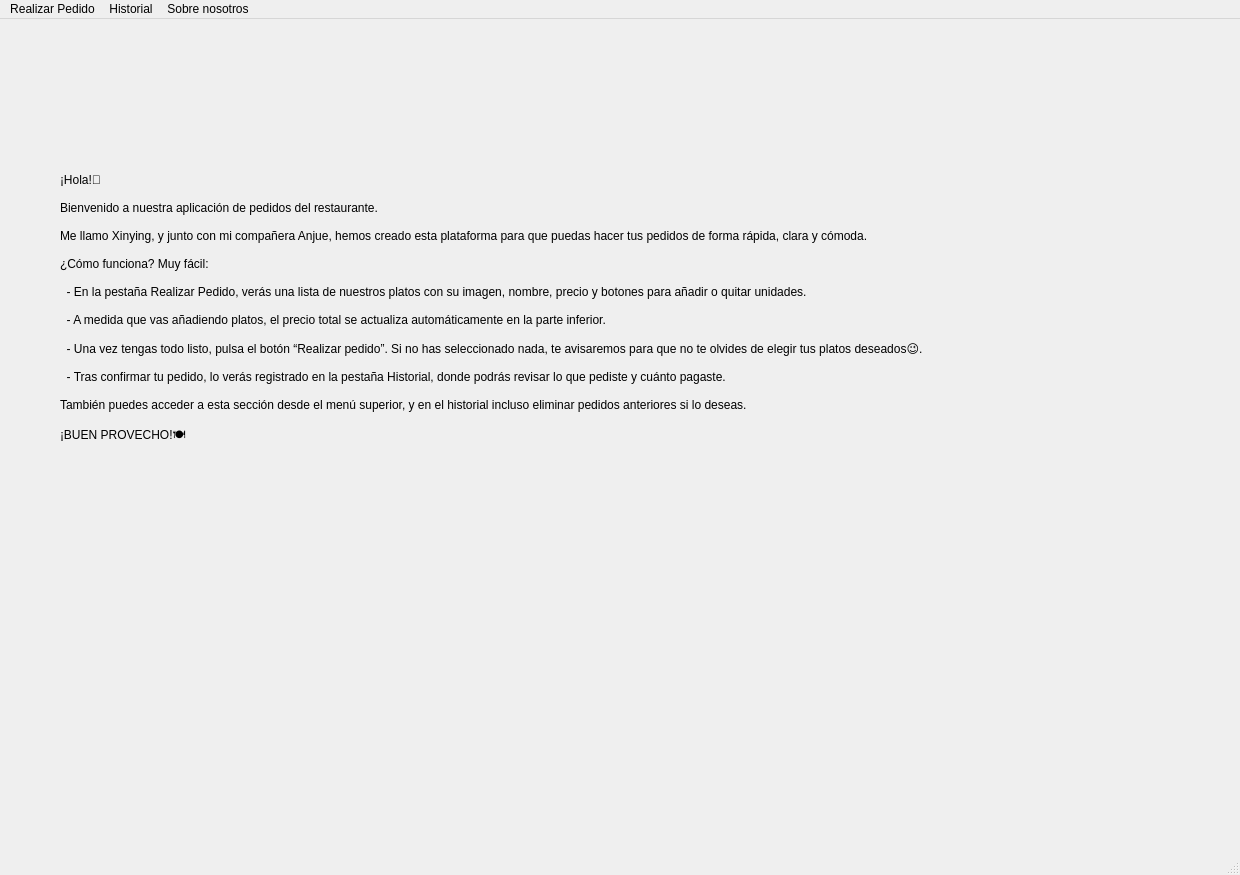
Old version of the form restaurante.ui in the repository xinnyingg/RESTAURANTE.
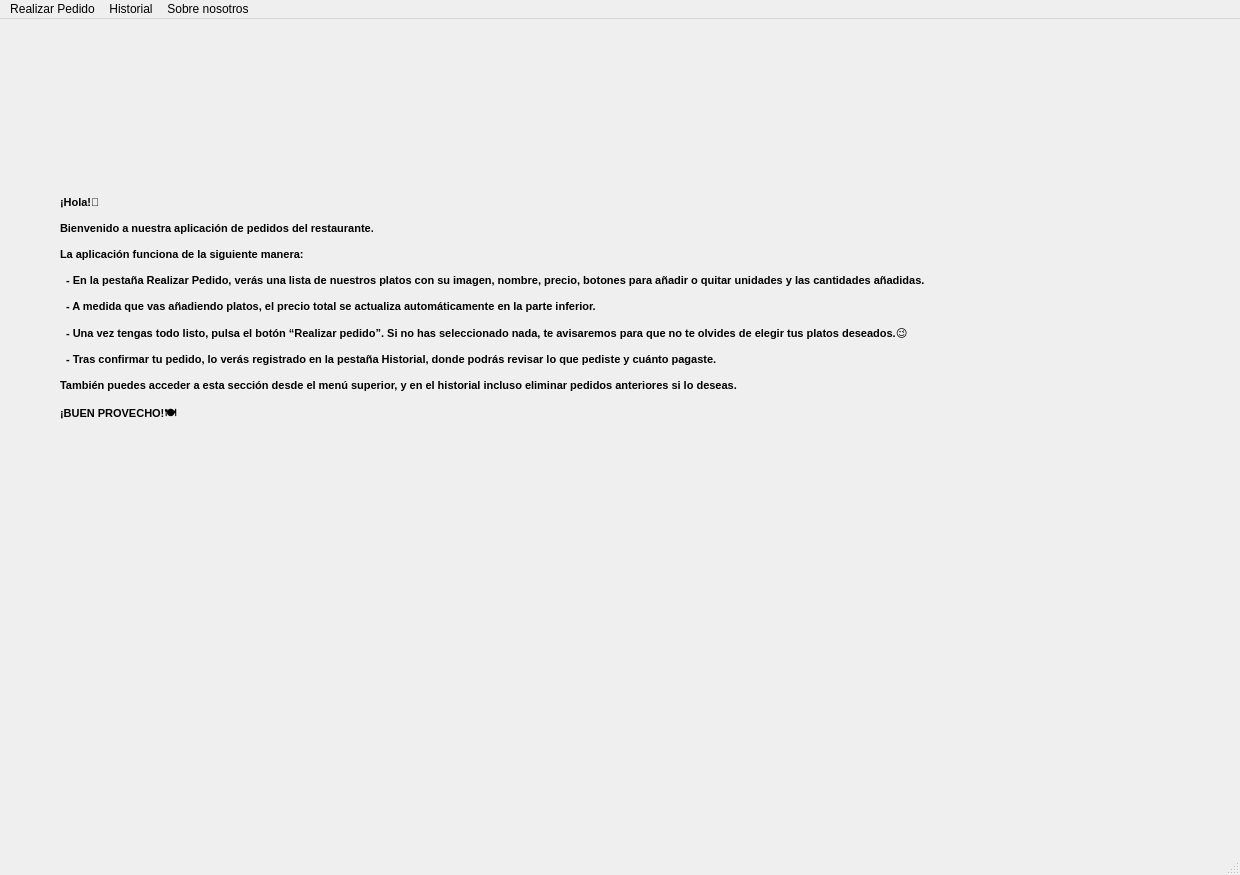
New version of the form. The open tabs and pages were chosen to show the change. Icons and pictures are not drawn.

Commit message: design Vfinal

Patch:
```diff
--- a/restaurante.ui
+++ b/restaurante.ui
@@ -1083,7 +1083,9 @@
       </property>
       <property name="font">
        <font>
-        <pointsize>9</pointsize>
+        <pointsize>8</pointsize>
+        <weight>75</weight>
+        <bold>true</bold>
        </font>
       </property>
       <property name="text">
@@ -1091,15 +1093,13 @@
 
 Bienvenido a nuestra aplicación de pedidos del restaurante.
 
-Me llamo Xinying, y junto con mi compañera Anjue, hemos creado esta plataforma para que puedas hacer tus pedidos de forma rápida, clara y cómoda.
+La aplicación funciona de la siguiente manera:
 
-¿Cómo funciona? Muy fácil:
-
-  - En la pestaña Realizar Pedido, verás una lista de nuestros platos con su imagen, nombre, precio y botones para añadir o quitar unidades.
+  - En la pestaña Realizar Pedido, verás una lista de nuestros platos con su imagen, nombre, precio, botones para añadir o quitar unidades y las cantidades añadidas.
 
   - A medida que vas añadiendo platos, el precio total se actualiza automáticamente en la parte inferior.
 
-  - Una vez tengas todo listo, pulsa el botón “Realizar pedido”. Si no has seleccionado nada, te avisaremos para que no te olvides de elegir tus platos deseados😉.
+  - Una vez tengas todo listo, pulsa el botón “Realizar pedido”. Si no has seleccionado nada, te avisaremos para que no te olvides de elegir tus platos deseados.😉
 
   - Tras confirmar tu pedido, lo verás registrado en la pestaña Historial, donde podrás revisar lo que pediste y cuánto pagaste.
 
```
Left out of the diff: 2 changed lines with no effect on the pictures.
